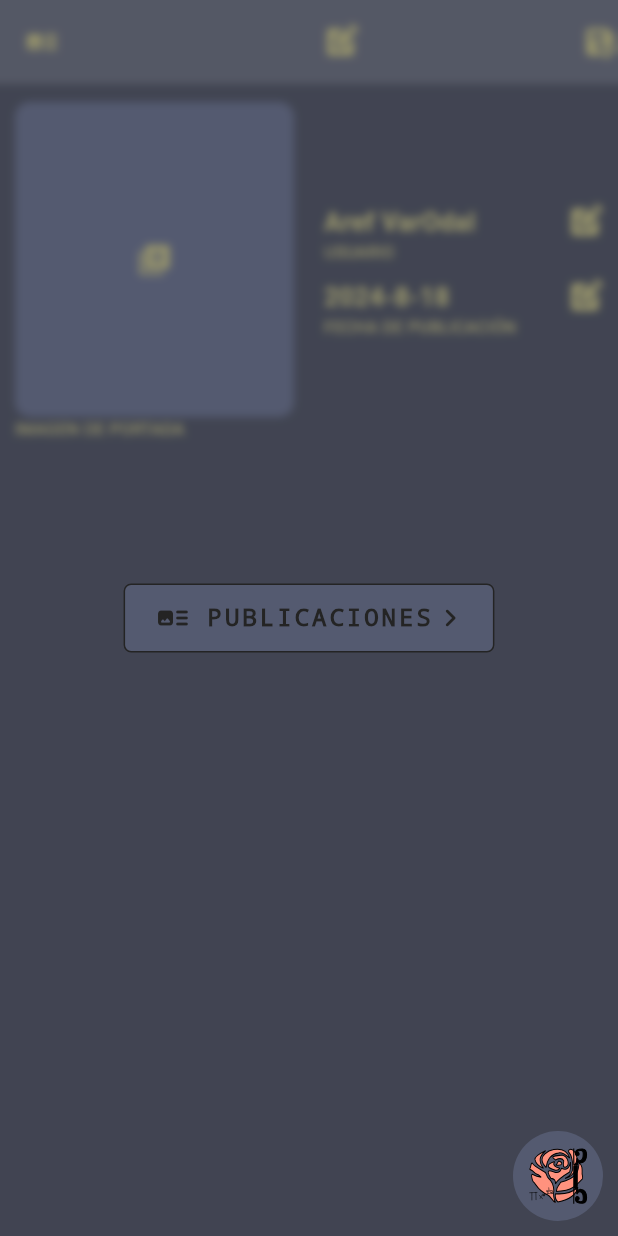
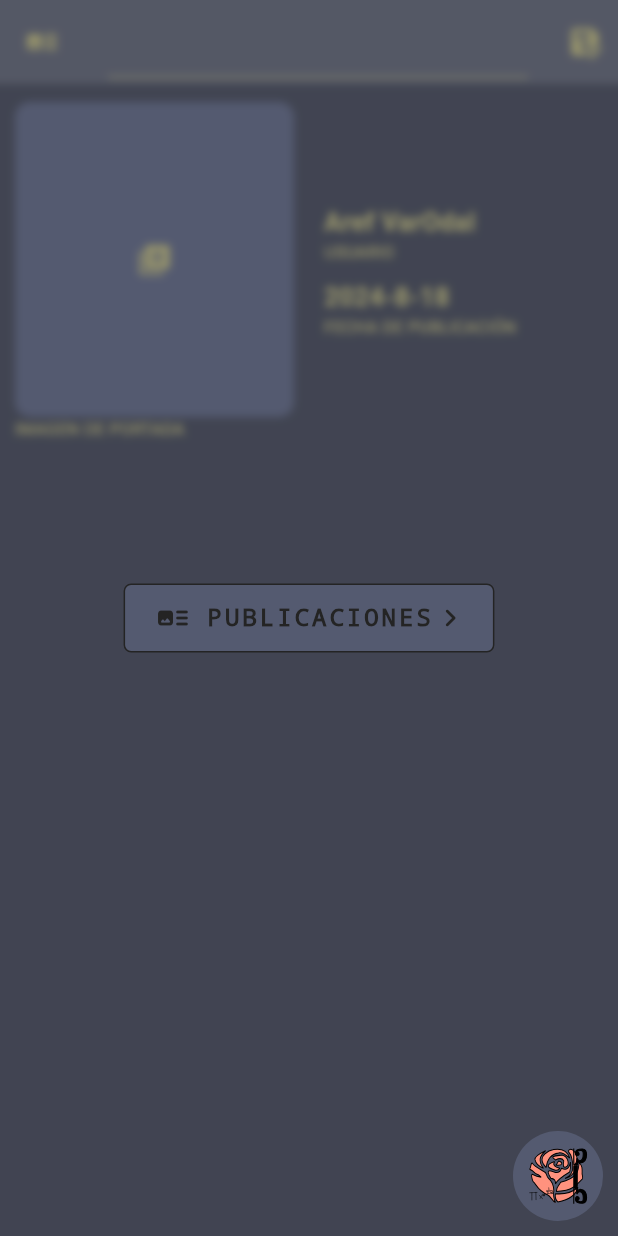
Before and after one commit to PedroBarr/ekmajstro_trejnisto, a Flutter app: the PostItemView screen opened directly, after a tap on an icon or button, on a phone screen of 412 x 824 dp. Run offline on Flutter 3.47's test engine with Material 3 defaults, Android fonts, the phone set to English and light mode, and no system bars; our stand-ins replace drop_shadow, flutter_svg; network calls fail.

Commit message:
Agregar funcionalidad componente personal de campo de texto

```diff
--- a/lib/components/features/features_data/custom_text_field/custom_text_field_component.dart
+++ b/lib/components/features/features_data/custom_text_field/custom_text_field_component.dart
@@ -3,11 +3,17 @@ import 'package:flutter/material.dart';
 class CustomTextFieldComponent extends StatefulWidget {
   String value;
   final Function? onConfirm;
+  double spacing;
+  double font_size;
+  bool bold_text;
 
   CustomTextFieldComponent({
     super.key,
     this.value = '',
     this.onConfirm,
+    this.spacing = double.infinity,
+    this.font_size = 17.0,
+    this.bold_text = true,
   });
 
   @override
@@ -15,10 +21,145 @@ class CustomTextFieldComponent extends StatefulWidget {
 }
 
 class _CustomTextFieldComponent extends State<CustomTextFieldComponent> {
-  String _value = '';
+  bool _is_edit_mode = false;
+  final TextEditingController _controller = TextEditingController();
+  bool _is_save_able = false;
+
+  @override
+  void initState() {
+    super.initState();
+
+    if (widget.value.isEmpty) {
+      toggleEditMode(true);
+    } else {
+      toggleEditMode(false);
+    }
+
+    refreshValue();
+
+    _controller.addListener(recalcSaveAble);
+  }
+
+  @override
+  void dispose() {
+    _controller.removeListener(recalcSaveAble);
+    _controller.dispose();
+    super.dispose();
+  }
+
+  void toggleEditMode(dynamic value) {
+    setState(() {
+      if ([false, true].contains(value)) {
+        _is_edit_mode = value;
+      } else {
+        _is_edit_mode = !_is_edit_mode;
+      }
+    });
+  }
+
+  void refreshValue() {
+    setState(() {
+      _controller.text = widget.value;
+    });
+  }
+
+  bool confirmValue() {
+    if (_is_save_able) {
+      widget.onConfirm!(_controller.text);
+      return true;
+    }
+    return false;
+  }
+
+  void recalcSaveAble() {
+    final String text = _controller.text;
+
+    setState(() {
+      if (text.isEmpty || text.trim().isEmpty) {
+        _is_save_able = false;
+      } else {
+        _is_save_able = true;
+      }
+    });
+  }
+
+  bool submit() {
+    if (_is_save_able) {
+      bool confirm = confirmValue();
+
+      if (confirm) {
+        toggleEditMode(null);
+
+        return true;
+      }
+    }
+
+    return false;
+  }
 
   @override
   Widget build(BuildContext context) {
-    return GestureDetector();
+    return Builder(
+      builder: (context) {
+        if (_is_edit_mode) {
+          return Container(
+            constraints: BoxConstraints(
+              maxWidth:
+                  widget.spacing == double.infinity ? double.infinity : 500,
+            ),
+            child: TextField(
+              decoration: InputDecoration(
+                suffixIcon: Builder(
+                  builder: (context) {
+                    if (!_is_save_able) {
+                      return Container();
+                    }
+
+                    return GestureDetector(
+                      onTap: () => submit(),
+                      child: const Icon(
+                        Icons.save_as_rounded,
+                      ),
+                    );
+                  },
+                ),
+              ),
+              cursorColor: Theme.of(context).colorScheme.onSurface,
+              controller: _controller,
+              onSubmitted: (value) => submit(),
+            ),
+          );
+        } else {
+          return Row(
+            mainAxisAlignment: MainAxisAlignment.center,
+            children: [
+              Text(
+                widget.value,
+                style: TextStyle(
+                  fontWeight:
+                      widget.bold_text ? FontWeight.bold : FontWeight.normal,
+                  fontSize: widget.font_size,
+                ),
+              ),
+              widget.spacing == double.infinity
+                  ? const Spacer()
+                  : SizedBox(
+                      width: widget.spacing,
+                    ),
+              GestureDetector(
+                onTap: () {
+                  toggleEditMode(null);
+                  refreshValue();
+                },
+                child: Icon(
+                  Icons.edit_square,
+                  color: Theme.of(context).colorScheme.onSurface,
+                ),
+              ),
+            ],
+          );
+        }
+      },
+    );
   }
 }
--- a/lib/models/post_item_model.dart
+++ b/lib/models/post_item_model.dart
@@ -107,4 +107,9 @@ class Post {
   String getDateFormatted() {
     return '${publish_date.year}-${publish_date.month}-${publish_date.day}';
   }
+
+  @override
+  String toString() {
+    return '<Post> [$title]';
+  }
 }
--- a/lib/screens/post_item/post_item_view_screen.dart
+++ b/lib/screens/post_item/post_item_view_screen.dart
@@ -4,7 +4,6 @@ import 'package:ekmajstro_trejnisto/components/components.dart';
 import 'package:ekmajstro_trejnisto/config/config.dart';
 import 'package:ekmajstro_trejnisto/models/models.dart';
 import 'package:ekmajstro_trejnisto/utils/utils.dart';
-import 'package:flutter/widgets.dart';
 
 class PostItemView extends StatefulWidget {
   final int? post_id;
@@ -87,8 +86,14 @@ class _PostItemView extends State<PostItemView> {
             actions: [
               Builder(builder: (context) {
                 if (_is_modified) {
-                  return const Icon(
+                  return const Padding(
+                    padding: EdgeInsets.only(
+                      right: 10.0,
+                      left: 10.0,
+                    ),
+                    child: Icon(
                       Icons.save_as_rounded,
+                    ),
                   );
                 }
                 return Container();
@@ -97,13 +102,11 @@ class _PostItemView extends State<PostItemView> {
             title: Builder(
               builder: (context) {
                 if (!_is_loading) {
-                  return Row(
-                    mainAxisAlignment: MainAxisAlignment.center,
-                    children: [
-                      Text(_post.title),
-                      const SizedBox(width: 10.0),
-                      const Icon(Icons.edit_square),
-                    ],
+                  return CustomTextFieldComponent(
+                    value: _post.title,
+                    spacing: 10.0,
+                    font_size: 16,
+                    onConfirm: (value) => setPost(Post.POST_ATTR_TITTLE, value),
                   );
                 } else {
                   return const CircularProgressIndicator();
@@ -222,23 +225,12 @@ class _PostItemView extends State<PostItemView> {
                                           crossAxisAlignment:
                                               CrossAxisAlignment.start,
                                           children: [
-                                            Row(
-                                              children: [
                                             Text(
                                               _post.user,
                                               style: const TextStyle(
                                                 fontWeight: FontWeight.w600,
                                                 fontSize: 17,
                                               ),
-                                                ),
-                                                const Spacer(),
-                                                Icon(
-                                                  Icons.edit_square,
-                                                  color: Theme.of(context)
-                                                      .colorScheme
-                                                      .onSurface,
-                                                ),
-                                              ],
                                             ),
                                             const Text(
                                               'USUARIO',
@@ -258,23 +250,12 @@ class _PostItemView extends State<PostItemView> {
                                           crossAxisAlignment:
                                               CrossAxisAlignment.start,
                                           children: [
-                                            Row(
-                                              children: [
                                             Text(
                                               _post.getDateFormatted(),
                                               style: const TextStyle(
                                                 fontWeight: FontWeight.w600,
                                                 fontSize: 17,
                                               ),
-                                                ),
-                                                const Spacer(),
-                                                Icon(
-                                                  Icons.edit_square,
-                                                  color: Theme.of(context)
-                                                      .colorScheme
-                                                      .onSurface,
-                                                ),
-                                              ],
                                             ),
                                             const Text(
                                               'FECHA DE PUBLICACIÓN',
@@ -285,22 +266,6 @@ class _PostItemView extends State<PostItemView> {
                                           ],
                                         ),
                                       ),
-                                      //       Row(
-                                      //         children: [
-                                      //           Text(_post.user),
-                                      //           const Spacer(),
-                                      //           Icon(
-                                      //             Icons.edit_square,
-                                      //             color: Theme.of(context)
-                                      //                 .colorScheme
-                                      //                 .onSurface,
-                                      //           )
-                                      //         ],
-                                      //       ),
-                                      //       const Text('Usuario'),
-                                      //     ],
-                                      //   ),
-                                      //   Text('adsa'),
                                     ],
                                   ),
                                 ),
```
Lines whose indentation alone changed are shown as unchanged.
